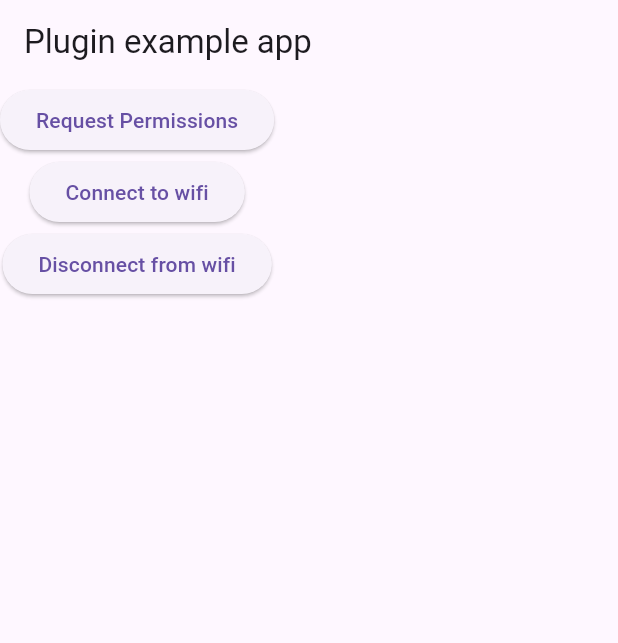
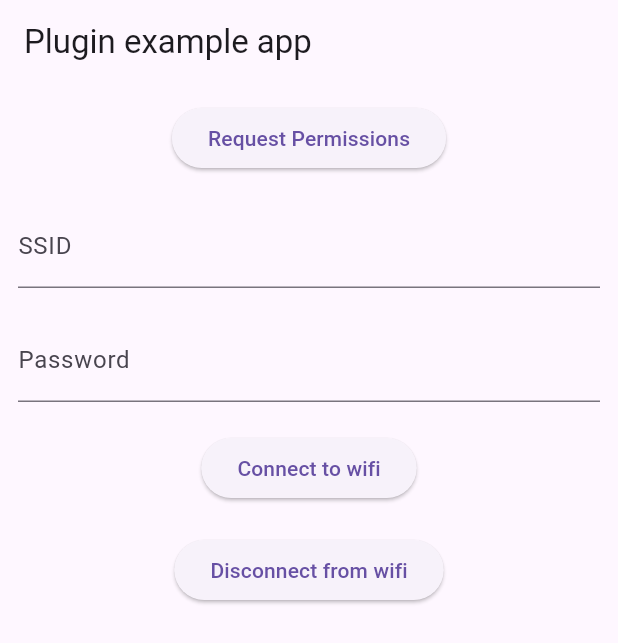
Before and after one commit to prbelief/wifi_connector_flutter, a Flutter app: the screen it shows after launch, after a tap on "Connect to wifi", on a phone screen of 412 x 824 dp. Shown: the top 643 px of the screen. Run offline on Flutter 3.47's test engine with Material 3 defaults, Android fonts, the phone set to English and light mode, and no system bars; our stand-ins replace plugin_platform_interface.

Commit message:
fix: ssid and password

```diff
--- a/example/lib/main.dart
+++ b/example/lib/main.dart
@@ -15,6 +15,8 @@ class MyApp extends StatefulWidget {
 
 class _MyAppState extends State<MyApp> {
   final _wifiConnectorFlutterPlugin = WifiConnectorFlutter();
+  final _ssidController = TextEditingController();
+  final _passwordController = TextEditingController();
 
   @override
   Widget build(BuildContext context) {
@@ -23,11 +25,15 @@ class _MyAppState extends State<MyApp> {
         appBar: AppBar(
           title: const Text('Plugin example app'),
         ),
-        body: Column(
+        body: SingleChildScrollView(
+          child: Padding(
+            padding: const EdgeInsets.all(12.0),
+            child: Column(
               children: [
                 ElevatedButton(
                   onPressed: () async {
-                bool hasPermission = await _wifiConnectorFlutterPlugin.requestPermissions();
+                    bool hasPermission =
+                        await _wifiConnectorFlutterPlugin.requestPermissions();
                     if (hasPermission) {
                       // You can now connect to wifi
                     } else {
@@ -36,15 +42,31 @@ class _MyAppState extends State<MyApp> {
                   },
                   child: const Text("Request Permissions"),
                 ),
+                const SizedBox(height: 20),
+                TextField(
+                  controller: _ssidController,
+                  decoration: const InputDecoration(
+                    labelText: "SSID",
+                  ),
+                ),
+                const SizedBox(height: 20),
+                TextField(
+                  controller: _passwordController,
+                  decoration: const InputDecoration(
+                    labelText: "Password",
+                  ),
+                ),
+                const SizedBox(height: 20),
                 ElevatedButton(
                   onPressed: () async {
                     await _wifiConnectorFlutterPlugin.connectToWifi(
-                  ssid: "PITSBIKE:BC2",
-                  password: "12345678",
+                      ssid: _ssidController.text.trim(),
+                      password: _passwordController.text.trim(),
                     );
                   },
                   child: const Text("Connect to wifi"),
                 ),
+                const SizedBox(height: 20),
                 ElevatedButton(
                   onPressed: () async {
                     await _wifiConnectorFlutterPlugin.disconnect();
@@ -54,6 +76,8 @@ class _MyAppState extends State<MyApp> {
               ],
             ),
           ),
+        ),
+      ),
     );
   }
 }
```
Lines whose indentation alone changed are shown as unchanged.
